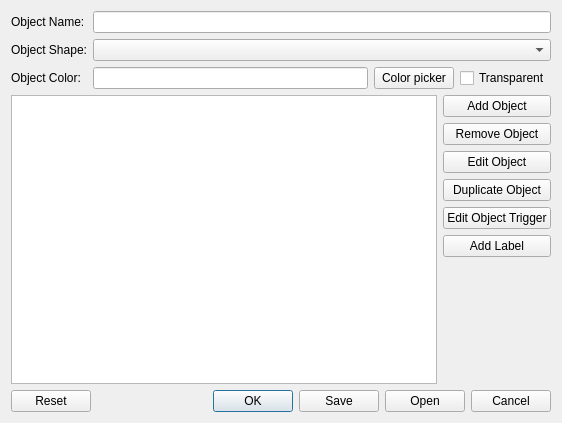
Before: the Qt Designer form R_Visualizer/SystemOverview/SysOvrvObj/ui/sysovrvobjectdialog.ui in NeverKnewTheName/R_Visualizer, drawn with Qt 5.
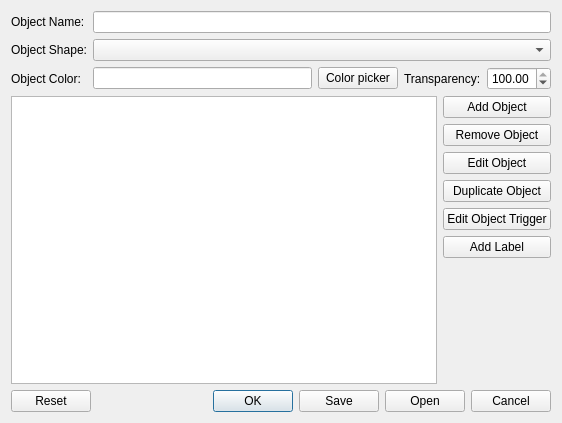
After: the same form once the commit is applied.

Commit message: Introduced transparecy spin box for SysOvrvObjects in the SysOvrvObjectDialog; Redesign thoughts in the uml class model.. WIP; Tried to implement JsonOutParser and JsonInParser for the SysOvrvObject...cannot work as expected... we do only have the base class but depend on the creation of a subclass...but we cannot reassign the pointer! what's the point? ... ok. Therefore the shape of a SysOvrvObject will be a feature that is not embedded in the SysOvrvObject itself but will be realized by a SysOvrvObjectShapePainter or something thereof! WIP

```diff
--- a/R_Visualizer/SystemOverview/SysOvrvObj/ui/sysovrvobjectdialog.ui
+++ b/R_Visualizer/SystemOverview/SysOvrvObj/ui/sysovrvobjectdialog.ui
@@ -56,9 +56,28 @@
         </widget>
        </item>
        <item>
-        <widget class="QCheckBox" name="colorTransparentCheckBox">
+        <widget class="QLabel" name="transparencyLbl">
          <property name="text">
-          <string>Transparent</string>
+          <string>Transparency:</string>
+         </property>
+        </widget>
+       </item>
+       <item>
+        <widget class="QDoubleSpinBox" name="transparencySpinBox">
+         <property name="wrapping">
+          <bool>false</bool>
+         </property>
+         <property name="frame">
+          <bool>true</bool>
+         </property>
+         <property name="showGroupSeparator" stdset="0">
+          <bool>false</bool>
+         </property>
+         <property name="maximum">
+          <double>100.000000000000000</double>
+         </property>
+         <property name="value">
+          <double>100.000000000000000</double>
          </property>
         </widget>
        </item>
```
The commit also changes 11 other files.
